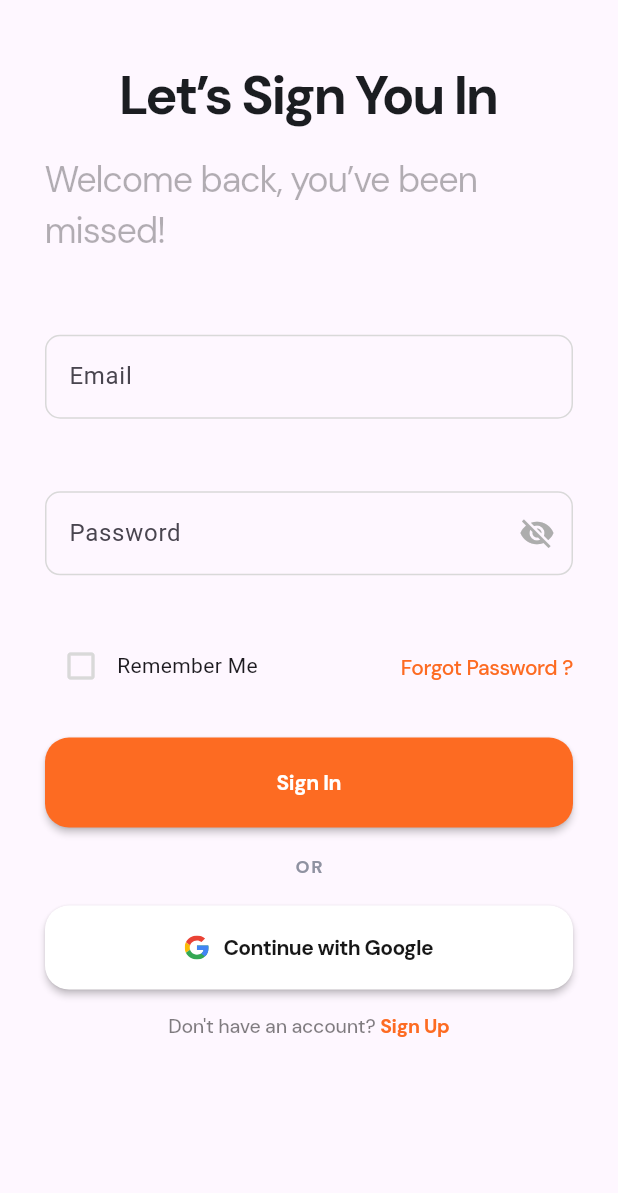
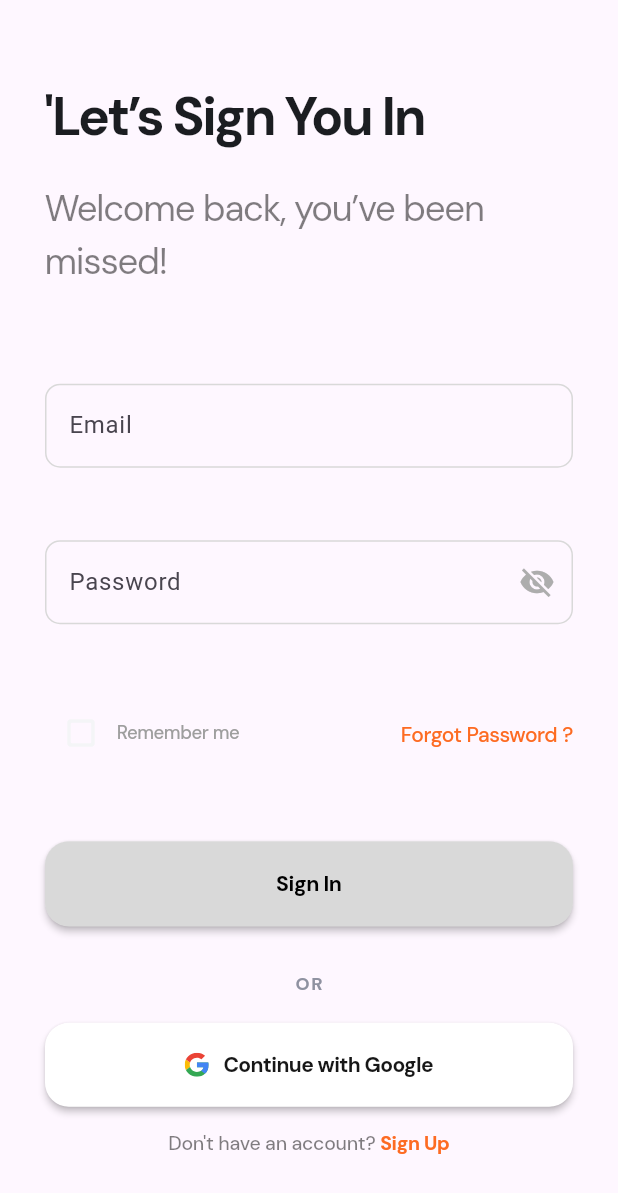
Before and after one commit to mirfozil96/rbc_control, a Flutter app: the LoginPage screen opened by its route, on a phone screen of 412 x 824 dp. Shown: the top 1193 px of the screen. Run offline on Flutter 3.47's test engine with Material 3 defaults, Android fonts, the phone set to English and light mode, and no system bars; our stand-ins replace cloud_firestore, firebase_auth, firebase_core, flutter_riverpod, flutter_screenutil, flutter_svg and 5 more; missing offline and left inert: d_navigation_bar; accounts and stored records are empty.

Commit message:
login page googledan ham firebasedanham qo'shiladigan bo'lda va onboarding dan kegin splash page keladigan bo'ldi

```diff
--- /dev/null
+++ b/lib/data/datasources/app_storage.dart
@@ -0,0 +1,30 @@
+import "package:shared_preferences/shared_preferences.dart";
+
+enum StorageKey {
+  userUid,
+  email,
+  password,
+}
+
+sealed class UserStorage {
+  static Future<void> store(
+      {required StorageKey key, required String value}) async {
+    final SharedPreferences storage = await SharedPreferences.getInstance();
+    await storage.setString(key.name, value);
+  }
+
+  static Future<String?> load({required StorageKey key}) async {
+    final SharedPreferences storage = await SharedPreferences.getInstance();
+    final String? result = storage.getString(key.name);
+    if (result == null) {
+      return null;
+    } else {
+      return result;
+    }
+  }
+
+  static Future<void> delete({required StorageKey key}) async {
+    final SharedPreferences storage = await SharedPreferences.getInstance();
+    await storage.remove(key.name);
+  }
+}
--- a/lib/presentation/views/auth/login_page.dart
+++ b/lib/presentation/views/auth/login_page.dart
@@ -1,9 +1,18 @@
+// lib/presentation/views/login_screen.dart
 import 'package:flutter/gestures.dart';
 import 'package:flutter/material.dart';
+import 'package:firebase_auth/firebase_auth.dart';
 import 'package:go_router/go_router.dart';
 import 'package:google_fonts/google_fonts.dart';
+
+import 'package:google_sign_in/google_sign_in.dart';
+
+import '../../../core/constants/app_colors.dart';
+import '../../../data/datasources/app_storage.dart';
 import '../../../gen/assets.gen.dart';
 import '../../../routes/app_route_name.dart';
+import '../../widgets/custom_auth_title.dart';
+import '../../widgets/custom_button.dart';
 import '../../widgets/custom_text_field.dart';
 import '../../widgets/sign_in_chekbox.dart';
 
@@ -19,7 +28,7 @@ class LoginPageState extends State<LoginPage> {
   final TextEditingController passC = TextEditingController();
   final GlobalKey<FormState> _formKey = GlobalKey<FormState>();
   bool vision = false;
-  bool isCheckboxChecked = false;
+  bool checkBox = false;
 
   void togglePasswordVisibility() {
     setState(() {
@@ -27,10 +36,59 @@ class LoginPageState extends State<LoginPage> {
     });
   }
 
-  void toggleCheckbox() {
-    setState(() {
-      isCheckboxChecked = !isCheckboxChecked;
-    });
+  void check() {
+    checkBox = !checkBox;
+    setState(() {});
+  }
+
+  Future<void> _signInWithEmailAndPassword() async {
+    try {
+      UserCredential userCredential =
+          await FirebaseAuth.instance.signInWithEmailAndPassword(
+        email: emailC.text,
+        password: passC.text,
+      );
+
+      User? user = userCredential.user;
+      if (user != null) {
+        await UserStorage.store(key: StorageKey.userUid, value: user.uid);
+        context.go(AppRouteName.home);
+      }
+    } on FirebaseAuthException catch (e) {
+      ScaffoldMessenger.of(context).showSnackBar(SnackBar(
+        content: Text(e.message ?? "An error occurred"),
+      ));
+    }
+  }
+
+  Future<void> _signInWithGoogle() async {
+    try {
+      final GoogleSignInAccount? googleUser = await GoogleSignIn().signIn();
+      if (googleUser == null) {
+        return;
+      }
+
+      final GoogleSignInAuthentication googleAuth =
+          await googleUser.authentication;
+
+      final AuthCredential credential = GoogleAuthProvider.credential(
+        accessToken: googleAuth.accessToken,
+        idToken: googleAuth.idToken,
+      );
+
+      UserCredential userCredential =
+          await FirebaseAuth.instance.signInWithCredential(credential);
+
+      User? user = userCredential.user;
+      if (user != null) {
+        await UserStorage.store(key: StorageKey.userUid, value: user.uid);
+        context.go(AppRouteName.home);
+      }
+    } on FirebaseAuthException catch (e) {
+      ScaffoldMessenger.of(context).showSnackBar(SnackBar(
+        content: Text(e.message ?? "An error occurred"),
+      ));
+    }
   }
 
   @override
@@ -48,29 +106,9 @@ class LoginPageState extends State<LoginPage> {
               crossAxisAlignment: CrossAxisAlignment.center,
               children: [
                 const SizedBox(height: 40),
-                Text(
-                  'Let’s Sign You In',
-                  style: GoogleFonts.dmSans(
-                    fontWeight: FontWeight.w700,
-                    fontSize: 36,
-                    height: 1.3,
-                    letterSpacing: -1.6,
-                    color: const Color(0xFF1B1D21),
-                  ),
-                ),
-                const SizedBox(height: 16),
-                Opacity(
-                  opacity: 0.6,
-                  child: Text(
-                    'Welcome back, you’ve been missed!',
-                    style: GoogleFonts.dmSans(
-                      fontWeight: FontWeight.w400,
-                      fontSize: 24,
-                      height: 1.4,
-                      letterSpacing: -0.8,
-                      color: const Color(0x80000000),
-                    ),
-                  ),
+                const CustomAuthTitle(
+                  title: "'Let’s Sign You In",
+                  subTitle: "Welcome back, you’ve been missed!",
                 ),
                 const SizedBox(height: 40),
                 CustomTextField(
@@ -116,11 +154,10 @@ class LoginPageState extends State<LoginPage> {
                 Row(
                   mainAxisAlignment: MainAxisAlignment.spaceBetween,
                   children: [
-                    SignUpCheckbox(
-                      isChecked: isCheckboxChecked,
-                      onChanged: (bool? value) {
-                        toggleCheckbox();
-                      },
+                    Logincheckbox(
+                      checkbox: checkBox,
+                      text: 'Remember me',
+                      onPressedButton: check,
                     ),
                     RichText(
                       text: TextSpan(
@@ -135,36 +172,22 @@ class LoginPageState extends State<LoginPage> {
                         recognizer: TapGestureRecognizer()
                           ..onTap = () {
                             context.go(
-                                '${AppRouteName.login}/${AppRouteName.forgetPassword}'); // Example navigation
+                                '${AppRouteName.login}/${AppRouteName.forgetPassword}');
                           },
                       ),
                     ),
                   ],
                 ),
                 const SizedBox(height: 24),
-                MaterialButton(
-                  onPressed: () async {
+                CustomButton(
+                  text: "Sign In",
+                  onPressed: () {
                     if (_formKey.currentState?.validate() ?? false) {
-                      context.go(AppRouteName.home);
+                      _signInWithEmailAndPassword();
                     }
                   },
-                  color: const Color(0xFFFD6B22),
-                  height: 60,
-                  minWidth: double.infinity,
-                  shape: OutlineInputBorder(
-                    borderRadius: BorderRadius.circular(16),
-                    borderSide: BorderSide.none,
-                  ),
-                  child: Text(
-                    "Sign In",
-                    style: GoogleFonts.dmSans(
-                      fontWeight: FontWeight.w700,
-                      fontSize: 14,
-                      height: 1.7,
-                      letterSpacing: -0.3,
-                      color: const Color(0xFFFFFFFF),
-                    ),
-                  ),
+                  backgroundColor: checkBox == false ? AppColors.cD9D9D9 : null,
+                  textColor: checkBox == false ? AppColors.black : null,
                 ),
                 const SizedBox(height: 16),
                 Text(
@@ -179,7 +202,7 @@ class LoginPageState extends State<LoginPage> {
                 ),
                 const SizedBox(height: 16),
                 MaterialButton(
-                  onPressed: () {},
+                  onPressed: _signInWithGoogle,
                   padding:
                       const EdgeInsets.symmetric(vertical: 18, horizontal: 1),
                   shape: RoundedRectangleBorder(
--- a/lib/presentation/views/onboarding/onboarding_view.dart
+++ b/lib/presentation/views/onboarding/onboarding_view.dart
@@ -72,7 +72,7 @@ class OnboardingView extends ConsumerWidget {
                           text: "Next",
                           onPressed: () {
                             onboardingState.isFinal == true
-                                ? context.go(AppRouteName.login)
+                                ? context.go(AppRouteName.splashPage)
                                 : onboardingState.pageController.nextPage(
                                     duration: const Duration(milliseconds: 500),
                                     curve: Curves.easeIn,
--- a/lib/presentation/widgets/custom_rich_text_widget.dart
+++ b/lib/presentation/widgets/custom_rich_text_widget.dart
@@ -8,7 +8,7 @@ class CustomRichText extends StatelessWidget {
   final String text;
   final double? textSize;
   final FontWeight? textFontWeight;
-  final String navigateText;
+  final String? navigateText;
   final double? navigateTextSize;
   final FontWeight? navigateTextFontWeight;
   final void Function()? onTap;
@@ -18,7 +18,7 @@ class CustomRichText extends StatelessWidget {
     super.key,
     required this.text,
     this.textSize,
-    required this.navigateText,
+    this.navigateText,
     this.navigateTextSize,
     this.onTap,
     this.textFontWeight,
@@ -33,10 +33,9 @@ class CustomRichText extends StatelessWidget {
       child: RichText(
         text: TextSpan(
           text: "$text ",
-          style: AppTextStyles().headline4Medium?.copyWith(
-            fontSize: textSize?.sp??13.sp,
-            color: Colors.grey
-          ),
+          style: AppTextStyles()
+              .headline4Medium
+              ?.copyWith(fontSize: textSize?.sp ?? 13.sp, color: Colors.grey),
           children: [
             TextSpan(
               text: navigateText,
--- a/lib/presentation/widgets/sign_in_chekbox.dart
+++ b/lib/presentation/widgets/sign_in_chekbox.dart
@@ -1,41 +1,62 @@
 import 'package:flutter/material.dart';
+import 'package:flutter_screenutil/flutter_screenutil.dart';
+import 'package:rbc_control/core/constants/app_colors.dart';
+import 'package:rbc_control/presentation/widgets/custom_rich_text_widget.dart';
 
-import '../../core/constants/app_colors.dart';
+class Logincheckbox extends StatelessWidget {
+  final bool checkbox;
+  final String text;
+  final double? textSize;
+  final FontWeight? textFontWeight;
 
-class SignUpCheckbox extends StatefulWidget {
-  final bool isChecked;
-  final ValueChanged<bool> onChanged;
+  final double? navigateTextSize;
+  final FontWeight? navigateTextFontWeight;
+  final void Function() onPressedButton;
+  final void Function()? onTapText;
+  final EdgeInsetsGeometry? padding;
 
-  const SignUpCheckbox(
-      {super.key, required this.isChecked, required this.onChanged});
+  const Logincheckbox({
+    super.key,
+    required this.checkbox,
+    required this.text,
+    this.textSize,
+    this.textFontWeight,
+    this.navigateTextSize,
+    this.navigateTextFontWeight,
+    this.onTapText,
+    this.padding,
+    required this.onPressedButton,
+  });
 
   @override
-  State<SignUpCheckbox> createState() => _SignUpCheckboxState();
-}
-
-class _SignUpCheckboxState extends State<SignUpCheckbox> {
-  @override
   Widget build(BuildContext context) {
-    return Row(
-      children: [
-        IconButton(
-          color: widget.isChecked ? AppColors.l00B533 : AppColors.lD9D9D9,
-          onPressed: () {
-            widget.onChanged(!widget.isChecked);
-          },
-          icon: widget.isChecked
-              ? const Icon(Icons.check_box, color: AppColors.l00B533)
-              : const Icon(Icons.check_box_outline_blank,
-                  color: AppColors.lD9D9D9),
-        ),
-        const Text(
-          "Remember Me",
-          // style: const AppTextStyle().bodySmall?.copyWith(
-          //       color: widget.isChecked ? AppColors.l00B533 : AppColors.lD9D9D9,
-          //       fontSize: 11,
-          //     ),
-        ),
-      ],
+    return Padding(
+      padding: padding ?? EdgeInsets.symmetric(vertical: 12.h),
+      child: Row(
+        children: [
+          IconButton(
+            highlightColor: Colors.transparent,
+            onPressed: onPressedButton,
+            icon: checkbox == true
+                ? const Icon(
+                    Icons.check_box,
+                    color: AppColors.cFD6B22,
+                  )
+                : const Icon(
+                    Icons.check_box_outline_blank_rounded,
+                    color: AppColors.cF4F5F7,
+                  ),
+          ),
+          CustomRichText(
+            text: text,
+            textFontWeight: textFontWeight ?? FontWeight.w400,
+            textSize: textSize ?? 12.sp,
+            navigateTextFontWeight: navigateTextFontWeight ?? FontWeight.w400,
+            navigateTextSize: navigateTextSize ?? 12.sp,
+            onTap: onTapText,
+          )
+        ],
+      ),
     );
   }
 }
--- a/lib/routes/app_route_name.dart
+++ b/lib/routes/app_route_name.dart
@@ -15,4 +15,5 @@ final class AppRouteName {
 
   static const String home = "/home_page";
   static const String profile = "/profile_wiev";
+  static const String splashPage = "/splash_screen";
 }
--- a/lib/routes/app_router.dart
+++ b/lib/routes/app_router.dart
@@ -11,12 +11,19 @@ import "package:rbc_control/presentation/views/welcome/welcome_mobile_page.dart"
 import "../presentation/views/home/home_page.dart";
 import "../presentation/views/navigation_screen.dart";
 import "../presentation/views/profile/profile_view.dart";
+import "../presentation/views/splash_screen.dart";
 import "app_route_name.dart";
 
 final class AppRouter {
   static GoRouter router = GoRouter(
     initialLocation: AppRouteName.onboarding,
     routes: <RouteBase>[
+  GoRoute(
+        path: AppRouteName.splashPage,
+        builder: (BuildContext context, GoRouterState state) =>
+            const SplashPage(),
+      ),
+
       /// Welcome
       GoRoute(
         path: AppRouteName.welcomeMobile,
@@ -41,7 +48,8 @@ final class AppRouter {
       /// login
       GoRoute(
         path: AppRouteName.login,
-        builder: (BuildContext context, GoRouterState state) => const LoginPage(),
+        builder: (BuildContext context, GoRouterState state) =>
+            const LoginPage(),
         routes: [
           GoRoute(
             path: AppRouteName.register,
@@ -78,12 +86,12 @@ final class AppRouter {
           GoRoute(
             path: AppRouteName.home,
             builder: (BuildContext context, GoRouterState state) =>
-                const HomeView(),
+                const HomePage(),
           ),
           GoRoute(
             path: AppRouteName.profile,
             builder: (BuildContext context, GoRouterState state) =>
-                const ProfileView(),
+                const ProfilePage(),
           ),
         ],
       ),
```
Also changed, not shown: lib/data/datasources/auth_methods.dart (added, +86 -0 lines), lib/presentation/viewmodels/profile_viewmodel.dart (deleted, +0 -21 lines), lib/presentation/views/home/home_page.dart (+8 -6 lines), lib/presentation/views/navigation_screen.dart (+13 -7 lines), lib/presentation/views/profile/profile_view.dart (+49 -9 lines), lib/presentation/views/splash_screen.dart (+45 -4 lines), lib/presentation/viewmodels/home_viewmodel.dart (deleted).
